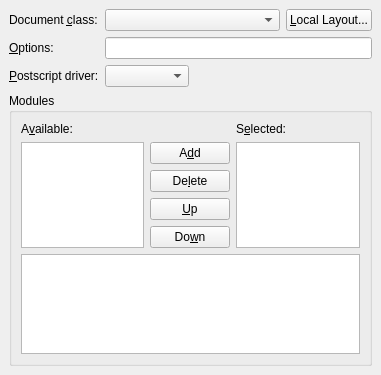
cburschka/lyx, file src/frontends/qt4/ui/LaTeXUi.ui: the form before one commit.
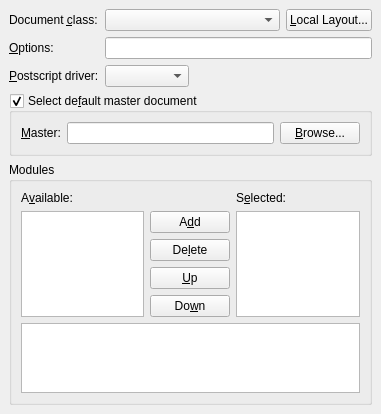
The form after the commit.

Commit message:
support for default master document.
file format change.

This is the last feature for today. Promised.

Patch:
```diff
--- a/src/frontends/qt4/ui/LaTeXUi.ui
+++ b/src/frontends/qt4/ui/LaTeXUi.ui
@@ -6,7 +6,7 @@
     <x>0</x>
     <y>0</y>
     <width>381</width>
-    <height>375</height>
+    <height>413</height>
    </rect>
   </property>
   <property name="windowTitle" >
@@ -19,20 +19,55 @@
    <property name="spacing" >
     <number>6</number>
    </property>
-   <item row="4" column="2" >
-    <spacer>
-     <property name="orientation" >
-      <enum>Qt::Vertical</enum>
-     </property>
-     <property name="sizeHint" >
-      <size>
-       <width>20</width>
-       <height>40</height>
-      </size>
-     </property>
-    </spacer>
-   </item>
    <item row="3" column="0" colspan="4" >
+    <widget class="QGroupBox" name="childDocGB" >
+     <property name="toolTip" >
+      <string>Select if the current document is included to a master file</string>
+     </property>
+     <property name="statusTip" >
+      <string/>
+     </property>
+     <property name="title" >
+      <string>Select de&amp;fault master document</string>
+     </property>
+     <property name="checkable" >
+      <bool>true</bool>
+     </property>
+     <layout class="QGridLayout" >
+      <property name="margin" >
+       <number>9</number>
+      </property>
+      <property name="spacing" >
+       <number>6</number>
+      </property>
+      <item row="0" column="0" >
+       <widget class="QLabel" name="childDocLA" >
+        <property name="text" >
+         <string>&amp;Master:</string>
+        </property>
+        <property name="buddy" >
+         <cstring>childDocLE</cstring>
+        </property>
+       </widget>
+      </item>
+      <item row="0" column="2" >
+       <widget class="QPushButton" name="childDocPB" >
+        <property name="text" >
+         <string>&amp;Browse...</string>
+        </property>
+       </widget>
+      </item>
+      <item row="0" column="1" >
+       <widget class="QLineEdit" name="childDocLE" >
+        <property name="toolTip" >
+         <string>Enter the name of the default master document</string>
+        </property>
+       </widget>
+      </item>
+     </layout>
+    </widget>
+   </item>
+   <item row="4" column="0" colspan="4" >
     <widget class="QGroupBox" name="modulesGB" >
      <property name="title" >
       <string>Modules</string>
@@ -203,6 +238,19 @@
      </property>
     </widget>
    </item>
+   <item row="5" column="1" colspan="2" >
+    <spacer>
+     <property name="orientation" >
+      <enum>Qt::Vertical</enum>
+     </property>
+     <property name="sizeHint" >
+      <size>
+       <width>20</width>
+       <height>40</height>
+      </size>
+     </property>
+    </spacer>
+   </item>
   </layout>
  </widget>
  <tabstops>
```
The commit also changes 8 other files.
